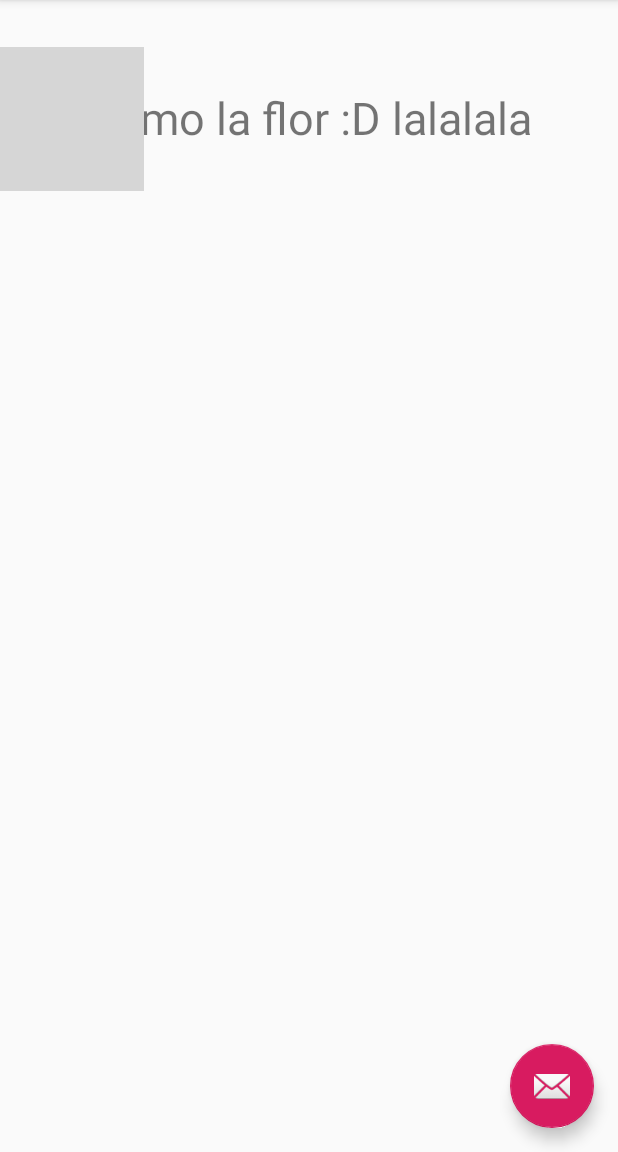
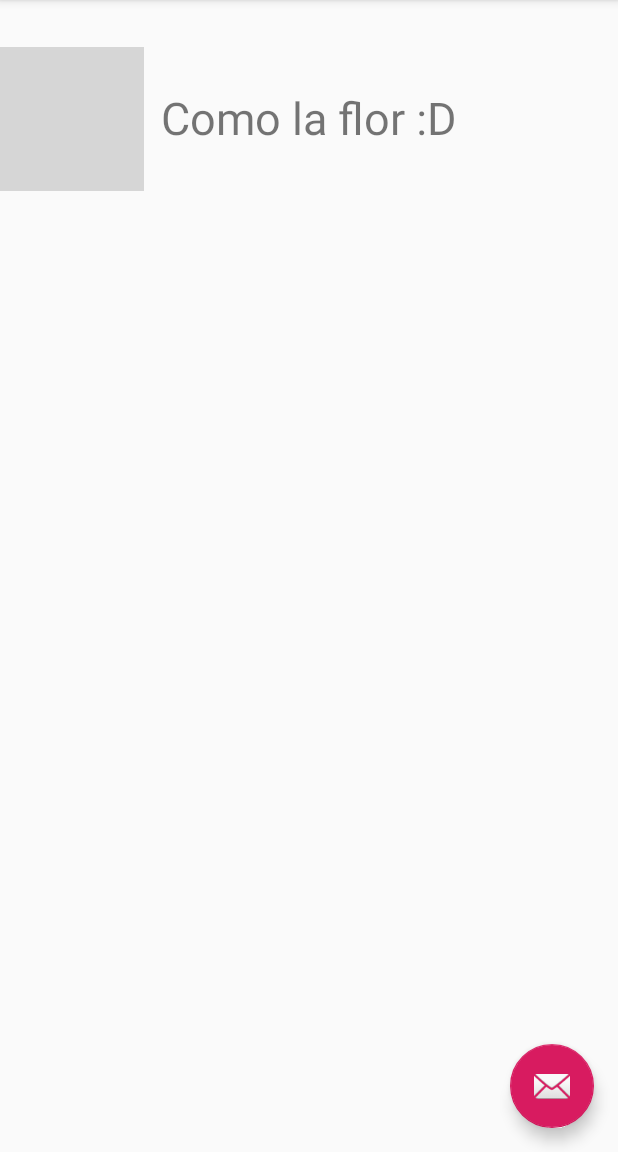
Before and after one commit to AdrisGS/PruebaAndroid, an Android app: the screen it shows after launch (MainActivity), on a phone screen of 412 x 824 dp, the part 84-1236 px from its top. Run offline under Robolectric (Android 15) with nearby library versions, the phone set to English and light mode, and no system bars; grey boxes are pictures that could not be loaded.

Commit message:
Modifique content_main, imagen y MainActivity

```diff
--- a/app/src/main/res/layout/content_main.xml
+++ b/app/src/main/res/layout/content_main.xml
@@ -25,6 +25,6 @@
         android:layout_alignParentTop="true"
         android:layout_centerHorizontal="true"
         android:layout_marginTop="58dp"
-        android:text="Como la flor :D lalalala"
+        android:text="Como la flor :D"
         android:textSize="30sp" />
 </RelativeLayout>
```
